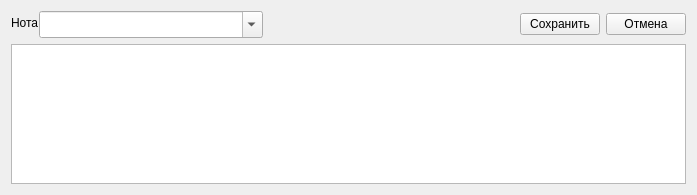
Old version of the form client/notewidget.ui in the repository sshmakov/Traquera.
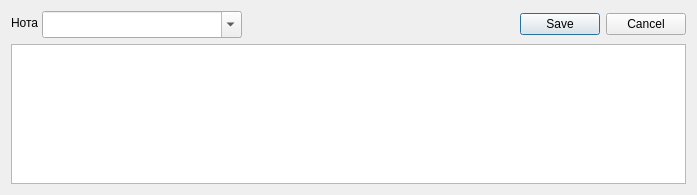
New version of the form.

```diff
--- a/client/notewidget.ui
+++ b/client/notewidget.ui
@@ -26,6 +26,9 @@
       <widget class="QWidget" name="titleWidget" native="true">
        <layout class="QFormLayout" name="formLayout">
         <property name="horizontalSpacing">
+         <number>3</number>
+        </property>
+        <property name="leftMargin">
          <number>0</number>
         </property>
         <property name="margin">
@@ -95,16 +98,9 @@
       </spacer>
      </item>
      <item>
-      <widget class="QPushButton" name="submitButton">
-       <property name="text">
-        <string>Сохранить</string>
-       </property>
-      </widget>
-     </item>
-     <item>
-      <widget class="QPushButton" name="cancelButton">
-       <property name="text">
-        <string>Отмена</string>
+      <widget class="QDialogButtonBox" name="buttonBox">
+       <property name="standardButtons">
+        <set>QDialogButtonBox::Cancel|QDialogButtonBox::Save</set>
        </property>
       </widget>
      </item>
```
Left out of the diff: 34 changed lines with no effect on the pictures.
